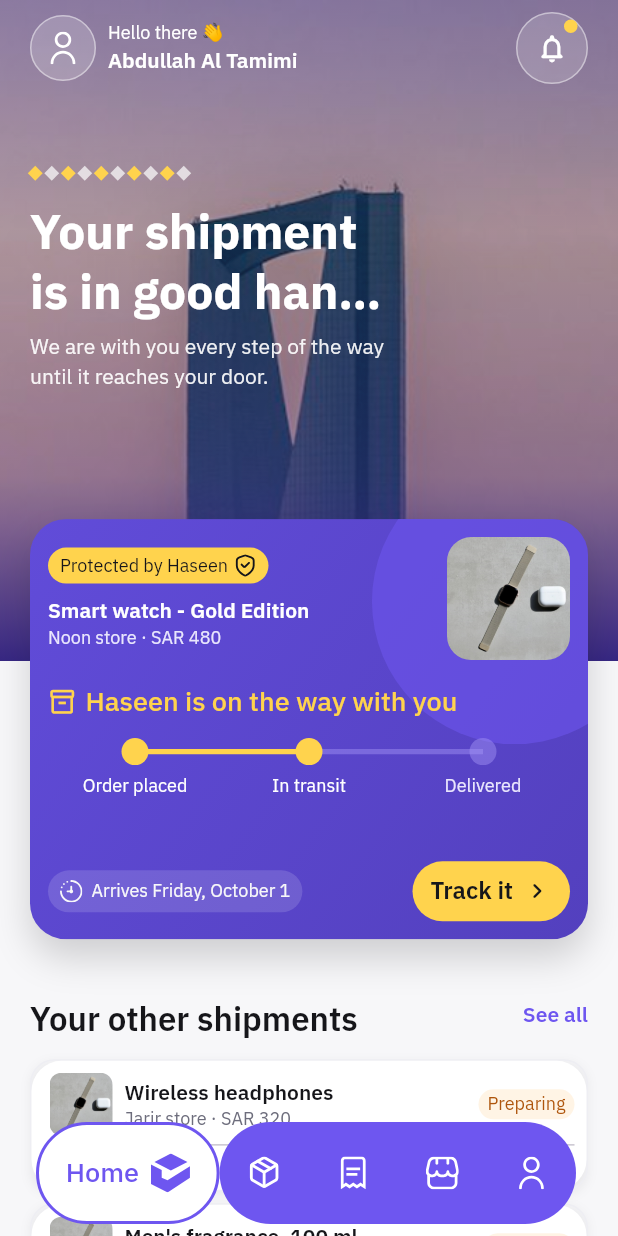
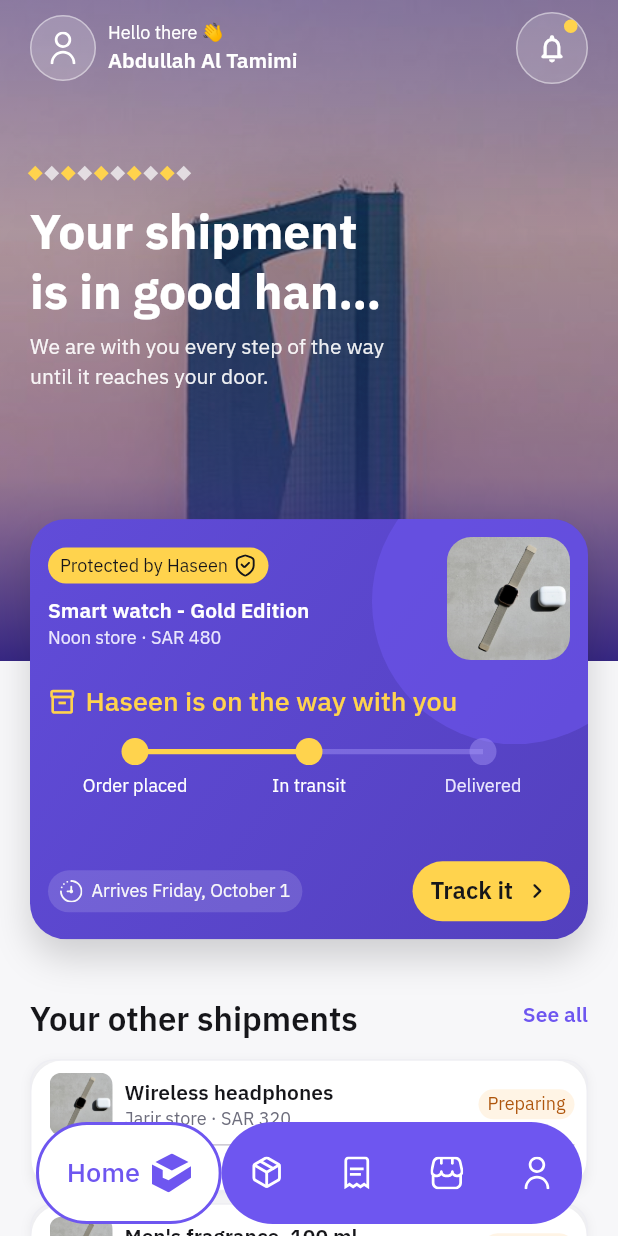
Before and after one commit to Almastertech/Shipment-App, a Flutter app: the HomeScreen screen opened by its route, on a phone screen of 412 x 824 dp. Run offline on Flutter 3.47's test engine with Material 3 defaults, Android fonts, the phone set to English and light mode, and no system bars; drawn by our look-alikes of skeletonizer; our stand-ins replace cached_network_image, camera, connectivity_plus, country_picker, device_preview, dio and 12 more; missing offline and left inert: phone_numbers_parser, smart_auth; accounts and stored records are empty; statements that could not run were skipped.

Commit message:
fix: prevent bottom navigation overflow

```diff
--- a/lib/components/layout/custom_bottom_nav_bar.dart
+++ b/lib/components/layout/custom_bottom_nav_bar.dart
@@ -1,5 +1,3 @@
-import 'dart:math' as math;
-
 import 'package:flutter/material.dart';
 import 'package:flutter_svg/flutter_svg.dart';
 
@@ -41,21 +39,11 @@ class CustomBottomNavBar extends StatelessWidget {
           constraints: const BoxConstraints(maxWidth: 520),
           child: LayoutBuilder(
             builder: (context, constraints) {
-              // Leave a small rounding margin for device preview constraints
-              // so the five segments never exceed the available row width.
-              final contentWidth = math.max(0.0, constraints.maxWidth - 4);
-              final selectedWidth = math.min(
-                contentWidth,
-                math.min(
-                  172.0,
-                  math.max(112.0, contentWidth * 0.34),
-                ),
-              );
-              final inactiveWidth = math.max(
-                0.0,
-                (contentWidth - selectedWidth) /
-                    (localizedDestinations.length - 1),
-              );
+              // Use flex allocation instead of fractional fixed widths. This
+              // keeps the segments inside the real constraint after padding,
+              // device preview rounding, and RTL layout are applied.
+              const selectedFlex = 68;
+              const inactiveFlex = 33;
               // Keep indexes in logical start-to-end order. The ambient
               // Directionality places the leading segment on the correct
               // side for both Arabic and English.
@@ -68,25 +56,28 @@ class CustomBottomNavBar extends StatelessWidget {
                 final segmentIndices = indices.toList(growable: false);
                 if (segmentIndices.isEmpty) return const SizedBox.shrink();
 
-                return Container(
+                return Expanded(
+                  flex: segmentIndices.length * inactiveFlex,
+                  child: Container(
                     height: 68,
                     decoration: BoxDecoration(
                       color: primary,
                       borderRadius: BorderRadius.circular(AppRadius.tokenFull),
                     ),
                     child: Row(
-                    mainAxisSize: MainAxisSize.min,
                       children: segmentIndices.map((logicalIndex) {
                         final destination = localizedDestinations[logicalIndex];
-                      return _InactiveNavDestination(
+                        return Expanded(
+                          child: _InactiveNavDestination(
                             key: ValueKey<int>(logicalIndex),
                             label: destination.label,
                             iconAsset: destination.iconAsset,
-                        width: inactiveWidth,
                             iconColor: selectedBackground,
                             onTap: () => onDestinationSelected(logicalIndex),
+                          ),
                         );
                       }).toList(growable: false),
+                    ),
                   ),
                 );
               }
@@ -96,13 +87,16 @@ class CustomBottomNavBar extends StatelessWidget {
                 child: Row(
                   children: <Widget>[
                     buildBlueSegment(leadingIndices),
-                    _SelectedNavDestination(
+                    Expanded(
+                      flex: selectedFlex,
+                      child: _SelectedNavDestination(
                         label: localizedDestinations[selectedIndex].label,
-                      iconAsset: localizedDestinations[selectedIndex].iconAsset,
-                      width: selectedWidth,
+                        iconAsset:
+                            localizedDestinations[selectedIndex].iconAsset,
                         primaryColor: primary,
                         backgroundColor: selectedBackground,
                         onTap: () => onDestinationSelected(selectedIndex),
+                      ),
                     ),
                     buildBlueSegment(trailingIndices),
                   ],
@@ -121,14 +115,12 @@ class _InactiveNavDestination extends StatelessWidget {
     super.key,
     required this.label,
     required this.iconAsset,
-    required this.width,
     required this.iconColor,
     required this.onTap,
   });
 
   final String label;
   final String iconAsset;
-  final double width;
   final Color iconColor;
   final VoidCallback onTap;
 
@@ -142,7 +134,6 @@ class _InactiveNavDestination extends StatelessWidget {
         behavior: HitTestBehavior.opaque,
         onTap: onTap,
         child: SizedBox(
-          width: width,
           height: 68,
           child: Center(
             child: _NavIcon(
@@ -161,7 +152,6 @@ class _SelectedNavDestination extends StatelessWidget {
   const _SelectedNavDestination({
     required this.label,
     required this.iconAsset,
-    required this.width,
     required this.primaryColor,
     required this.backgroundColor,
     required this.onTap,
@@ -169,7 +159,6 @@ class _SelectedNavDestination extends StatelessWidget {
 
   final String label;
   final String iconAsset;
-  final double width;
   final Color primaryColor;
   final Color backgroundColor;
   final VoidCallback onTap;
@@ -188,7 +177,6 @@ class _SelectedNavDestination extends StatelessWidget {
         child: AnimatedContainer(
           duration: const Duration(milliseconds: 360),
           curve: Curves.easeInOutCubic,
-          width: width,
           height: 68,
           decoration: BoxDecoration(
             color: backgroundColor,
```
Lines whose indentation alone changed are shown as unchanged.
